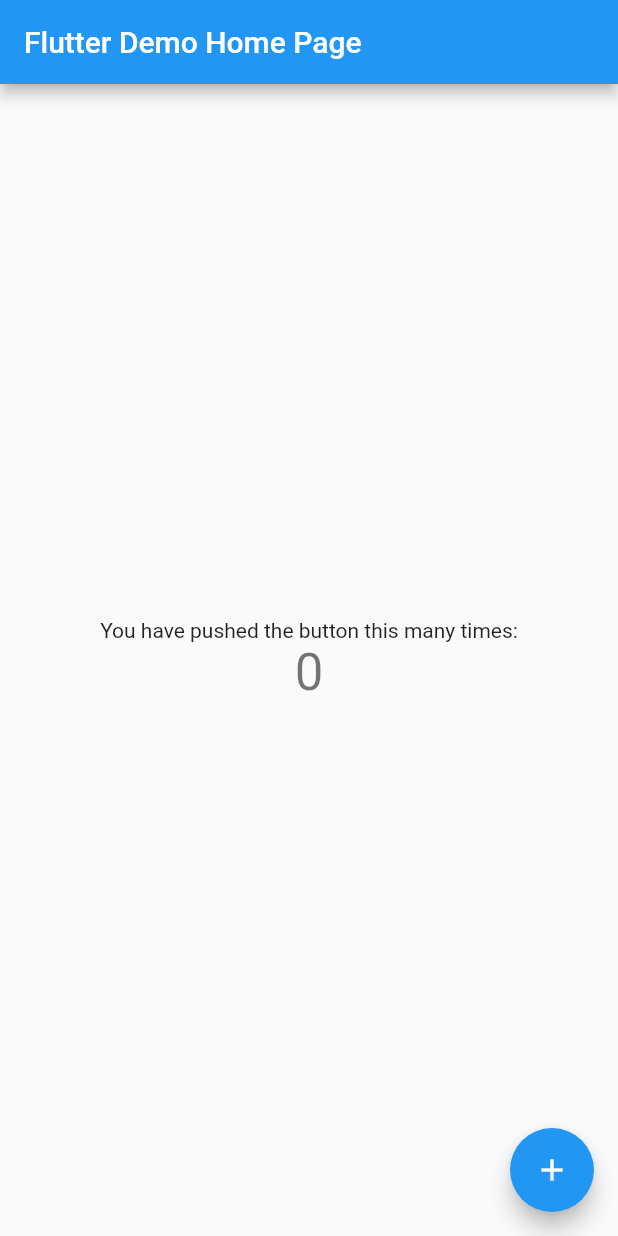
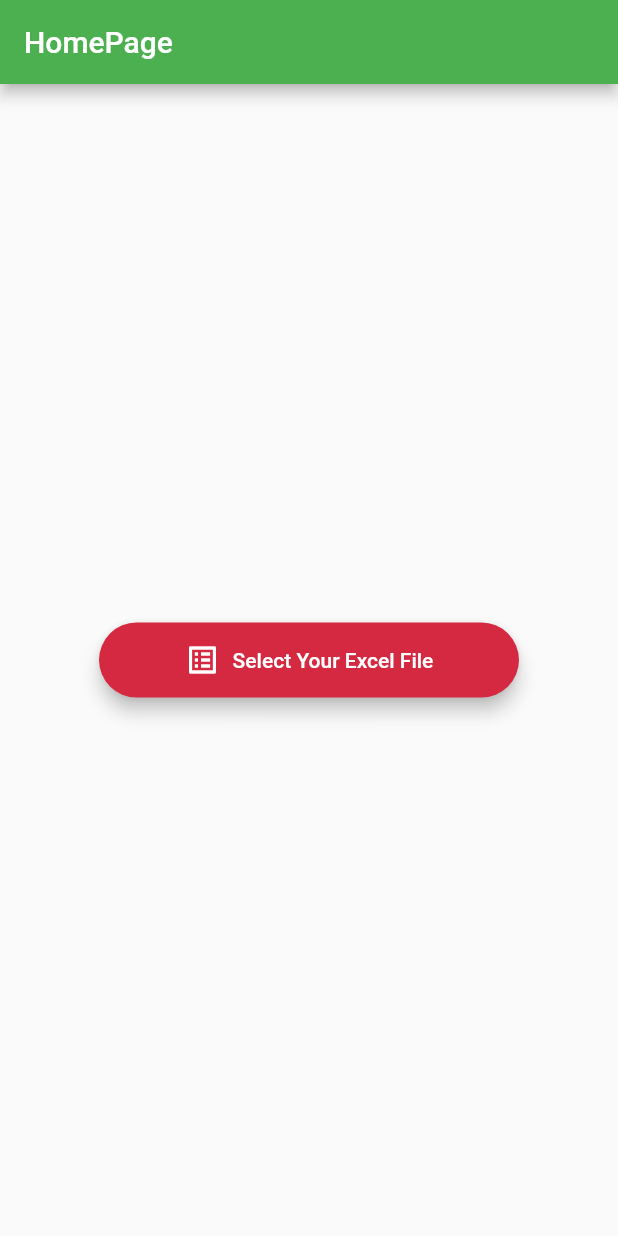
Before and after one commit to Spearfisher64/Flutter_Excel_to_Listview, a Flutter app: the screen it shows after launch, on a phone screen of 412 x 824 dp. Run offline on Flutter 3.47's test engine with Material 2 defaults, Android fonts, the phone set to English and light mode, and no system bars.

Commit message:
Fixed Gradle and Changed HomePage

```diff
--- a/lib/main.dart
+++ b/lib/main.dart
@@ -1,4 +1,5 @@
 import 'package:flutter/material.dart';
+import 'screens/homepage.dart';
 
 void main() {
   runApp(const MyApp());
@@ -24,7 +25,7 @@ class MyApp extends StatelessWidget {
         // is not restarted.
         primarySwatch: Colors.blue,
       ),
-      home: const MyHomePage(title: 'Flutter Demo Home Page'),
+      home: const HomePage(),
     );
   }
 }
--- /dev/null
+++ b/lib/screens/homepage.dart
@@ -0,0 +1,47 @@
+import 'package:flutter/material.dart';
+
+class HomePage extends StatefulWidget {
+  const HomePage({Key? key}) : super(key: key);
+
+  @override
+  _HomePageState createState() => _HomePageState();
+}
+
+class _HomePageState extends State<HomePage> {
+  @override
+  Widget build(BuildContext context) {
+    return Scaffold(
+      resizeToAvoidBottomInset: false,
+      appBar: AppBar(
+        title: const Text('HomePage'),
+        backgroundColor: Colors.green,
+      ),
+      body: Center(
+        child: Column(
+          mainAxisAlignment: MainAxisAlignment.center,
+          children: [
+            ElevatedButton.icon(
+              onPressed: () {},
+              icon: const Icon(Icons.list_alt),
+              label: const Text('Select Your Excel File'),
+              style: ButtonStyle(
+                fixedSize: MaterialStateProperty.all<Size>(const Size(280, 50)),
+                padding: MaterialStateProperty.all<EdgeInsets>(
+                    const EdgeInsets.all(10)),
+                elevation: MaterialStateProperty.all<double>(5.0),
+                backgroundColor: MaterialStateProperty.all<Color>(
+                  const Color(0xffD52941),
+                ),
+                shape: MaterialStateProperty.all<RoundedRectangleBorder>(
+                  RoundedRectangleBorder(
+                    borderRadius: BorderRadius.circular(30.0),
+                  ),
+                ),
+              ),
+            ),
+          ],
+        ),
+      ),
+    );
+  }
+}
```
Also changed, not shown: 1 other file.
